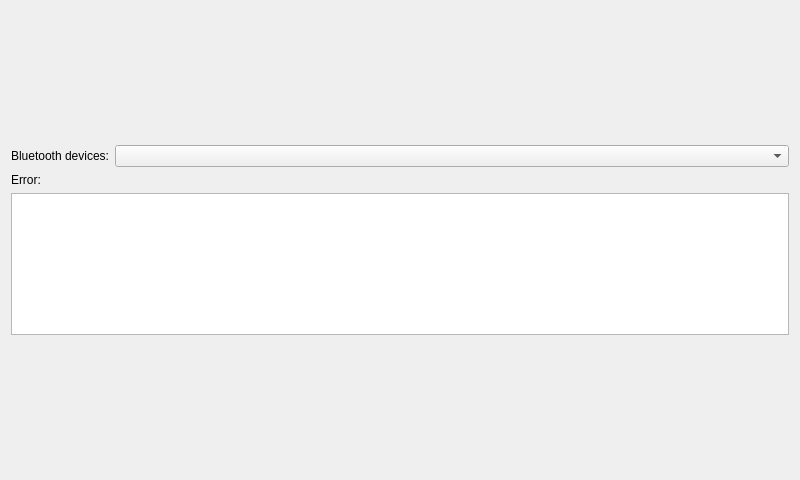
krajsz/AdvBoard, file SensorDataCheck/mainwindow.ui: the form before one commit.
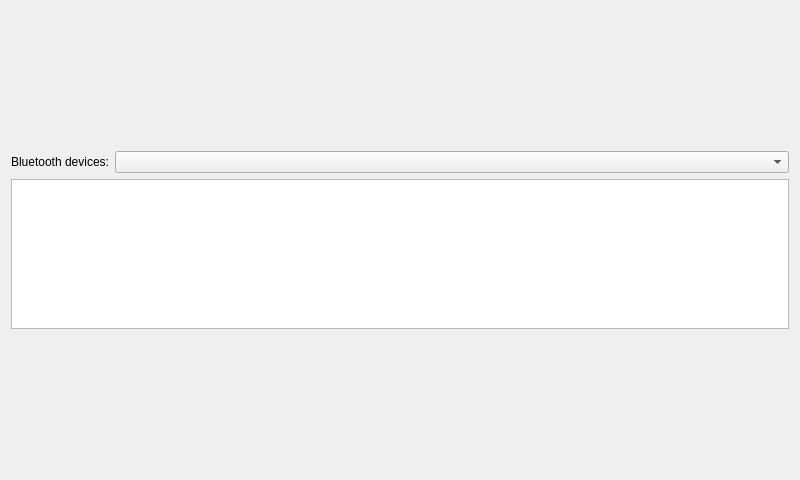
The form after the commit.

What changed in the file:
```diff
--- a/SensorDataCheck/mainwindow.ui
+++ b/SensorDataCheck/mainwindow.ui
@@ -43,15 +43,12 @@
      </layout>
     </item>
     <item>
-     <widget class="QLabel" name="errorLabel">
-      <property name="text">
-       <string>Error:</string>
+     <widget class="QPlainTextEdit" name="debugLineEdit">
+      <property name="readOnly">
+       <bool>true</bool>
       </property>
      </widget>
     </item>
-    <item>
-     <widget class="QPlainTextEdit" name="debugLineEdit"/>
-    </item>
     <item>
      <spacer name="verticalSpacer">
       <property name="orientation">
```
